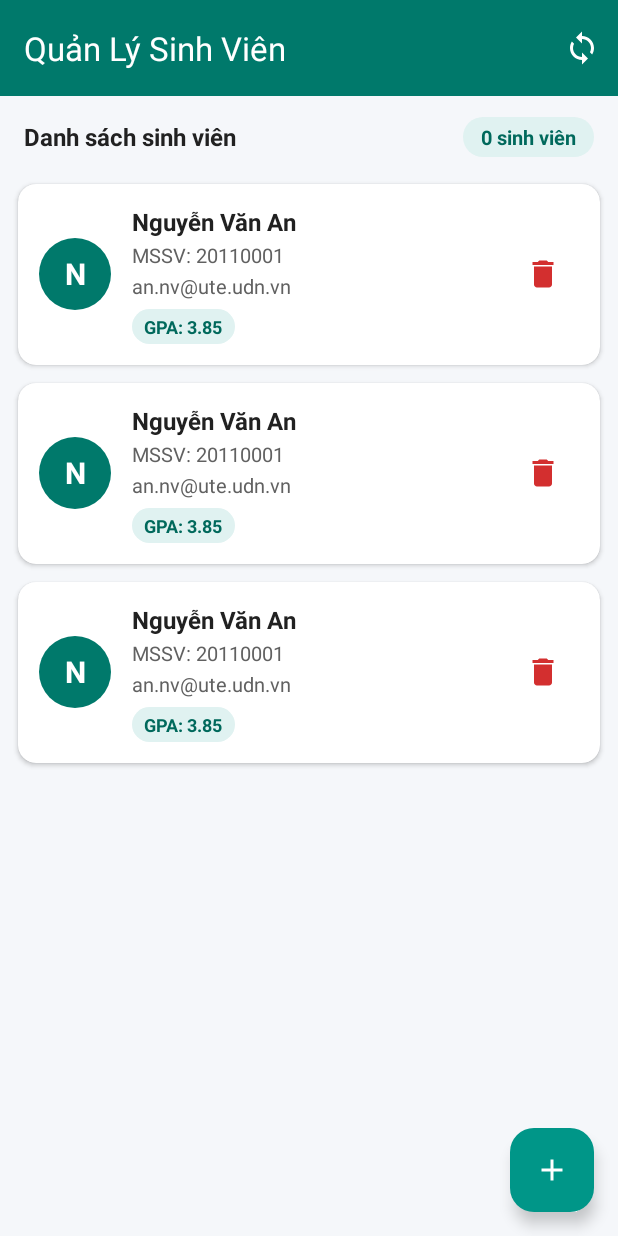
After one commit to trantai2509/lecture9_test, an Android app: the layout fragment_student_list.xml on its own in the app's theme, with its tools: preview values and no code run, on a phone screen of 412 x 824 dp. The commit adds this screen. Run offline under Robolectric (Android 15) with nearby library versions, the phone set to English and light mode, and no system bars.

Commit message:
Thiet ke giao dien item va xay dung StudentAdapter

```diff
--- /dev/null
+++ b/app/src/main/java/ute/udn/bt_lecture9/ui/adapter/StudentAdapter.kt
@@ -0,0 +1,55 @@
+package ute.udn.bt_lecture9.ui.adapter
+
+import android.view.LayoutInflater
+import android.view.ViewGroup
+import androidx.recyclerview.widget.DiffUtil
+import androidx.recyclerview.widget.ListAdapter
+import androidx.recyclerview.widget.RecyclerView
+import ute.udn.bt_lecture9.databinding.ItemStudentRoomBinding
+import ute.udn.bt_lecture9.model.Student
+import java.util.Locale
+
+/**
+ * ListAdapter tối ưu hiệu năng RecyclerView nhờ DiffUtil tự tính toán sai khác trên luồng nền.
+ * Không lưu trữ Activity Context để tránh rò rỉ bộ nhớ.
+ */
+class StudentAdapter(
+    private val onStudentClick: (Student) -> Unit,
+    private val onDeleteClick: (Student) -> Unit
+) : ListAdapter<Student, StudentAdapter.StudentViewHolder>(StudentDiffCallback()) {
+
+    override fun onCreateViewHolder(parent: ViewGroup, viewType: Int): StudentViewHolder {
+        val binding = ItemStudentRoomBinding.inflate(
+            LayoutInflater.from(parent.context), parent, false
+        )
+        return StudentViewHolder(binding)
+    }
+
+    override fun onBindViewHolder(holder: StudentViewHolder, position: Int) {
+        holder.bind(getItem(position))
+    }
+
+    inner class StudentViewHolder(
+        private val binding: ItemStudentRoomBinding
+    ) : RecyclerView.ViewHolder(binding.root) {
+
+        fun bind(student: Student) {
+            binding.tvFullName.text = student.fullName
+            binding.tvStudentCode.text = "MSSV: ${student.studentCode}"
+            binding.tvEmail.text = student.email
+            binding.tvGpa.text = "GPA: ${String.format(Locale.US, "%.2f", student.gpa)}"
+            binding.tvAvatar.text = student.fullName.trim().take(1).uppercase().ifEmpty { "?" }
+
+            binding.root.setOnClickListener { onStudentClick(student) }
+            binding.btnDelete.setOnClickListener { onDeleteClick(student) }
+        }
+    }
+
+    class StudentDiffCallback : DiffUtil.ItemCallback<Student>() {
+        override fun areItemsTheSame(oldItem: Student, newItem: Student): Boolean =
+            oldItem.id == newItem.id
+
+        override fun areContentsTheSame(oldItem: Student, newItem: Student): Boolean =
+            oldItem == newItem
+    }
+}
--- /dev/null
+++ b/app/src/main/res/drawable/bg_avatar_circle.xml
@@ -0,0 +1,5 @@
+<?xml version="1.0" encoding="utf-8"?>
+<shape xmlns:android="http://schemas.android.com/apk/res/android"
+    android:shape="oval">
+    <solid android:color="@color/primary_teal" />
+</shape>
--- /dev/null
+++ b/app/src/main/res/drawable/bg_count_badge.xml
@@ -0,0 +1,6 @@
+<?xml version="1.0" encoding="utf-8"?>
+<shape xmlns:android="http://schemas.android.com/apk/res/android"
+    android:shape="rectangle">
+    <solid android:color="@color/count_badge_bg" />
+    <corners android:radius="16dp" />
+</shape>
--- /dev/null
+++ b/app/src/main/res/drawable/bg_gpa_badge.xml
@@ -0,0 +1,6 @@
+<?xml version="1.0" encoding="utf-8"?>
+<shape xmlns:android="http://schemas.android.com/apk/res/android"
+    android:shape="rectangle">
+    <solid android:color="@color/gpa_badge_bg" />
+    <corners android:radius="12dp" />
+</shape>
--- /dev/null
+++ b/app/src/main/res/drawable/ic_add.xml
@@ -0,0 +1,10 @@
+<?xml version="1.0" encoding="utf-8"?>
+<vector xmlns:android="http://schemas.android.com/apk/res/android"
+    android:width="24dp"
+    android:height="24dp"
+    android:viewportWidth="24"
+    android:viewportHeight="24">
+    <path
+        android:fillColor="@color/white"
+        android:pathData="M19,13h-6v6h-2v-6H5v-2h6V5h2v6h6v2z" />
+</vector>
--- /dev/null
+++ b/app/src/main/res/drawable/ic_cloud_sync.xml
@@ -0,0 +1,10 @@
+<?xml version="1.0" encoding="utf-8"?>
+<vector xmlns:android="http://schemas.android.com/apk/res/android"
+    android:width="24dp"
+    android:height="24dp"
+    android:viewportWidth="24"
+    android:viewportHeight="24">
+    <path
+        android:fillColor="@color/white"
+        android:pathData="M12,4V1L8,5l4,4V6c3.31,0 6,2.69 6,6 0,1.01 -0.25,1.97 -0.7,2.8l1.46,1.46C19.54,15.03 20,13.57 20,12c0,-4.42 -3.58,-8 -8,-8zm0,14c-3.31,0 -6,-2.69 -6,-6 0,-1.01 0.25,-1.97 0.7,-2.8L5.24,7.74C4.46,8.97 4,10.43 4,12c0,4.42 3.58,8 8,8v3l4,-4 -4,-4v3z" />
+</vector>
--- /dev/null
+++ b/app/src/main/res/drawable/ic_delete.xml
@@ -0,0 +1,10 @@
+<?xml version="1.0" encoding="utf-8"?>
+<vector xmlns:android="http://schemas.android.com/apk/res/android"
+    android:width="24dp"
+    android:height="24dp"
+    android:viewportWidth="24"
+    android:viewportHeight="24">
+    <path
+        android:fillColor="@color/delete_red"
+        android:pathData="M6,19c0,1.1 0.9,2 2,2h8c1.1,0 2,-0.9 2,-2V7H6v12zM19,4h-3.5l-1,-1h-5l-1,1H5v2h14V4z" />
+</vector>
--- /dev/null
+++ b/app/src/main/res/drawable/ic_empty_students.xml
@@ -0,0 +1,10 @@
+<?xml version="1.0" encoding="utf-8"?>
+<vector xmlns:android="http://schemas.android.com/apk/res/android"
+    android:width="64dp"
+    android:height="64dp"
+    android:viewportWidth="24"
+    android:viewportHeight="24">
+    <path
+        android:fillColor="@color/text_secondary"
+        android:pathData="M12,3L1,9l4,2.18v6L12,21l7,-3.82v-6l2,-1.09V17h2V9L12,3zm6.82,6L12,12.72 5.18,9 12,5.28 18.82,9zM17,15.99l-5,2.73 -5,-2.73v-3.72L12,15l5,-2.73v3.72z" />
+</vector>
--- a/app/src/main/res/layout/activity_main.xml
+++ b/app/src/main/res/layout/activity_main.xml
@@ -1,19 +1,14 @@
 <?xml version="1.0" encoding="utf-8"?>
-<androidx.constraintlayout.widget.ConstraintLayout xmlns:android="http://schemas.android.com/apk/res/android"
-    xmlns:app="http://schemas.android.com/apk/res-auto"
+<FrameLayout xmlns:android="http://schemas.android.com/apk/res/android"
     xmlns:tools="http://schemas.android.com/tools"
     android:id="@+id/main"
     android:layout_width="match_parent"
     android:layout_height="match_parent"
-    tools:context=".MainActivity">
+    tools:context=".ui.MainActivity">
 
-    <TextView
-        android:layout_width="wrap_content"
-        android:layout_height="wrap_content"
-        android:text="Hello World!"
-        app:layout_constraintBottom_toBottomOf="parent"
-        app:layout_constraintEnd_toEndOf="parent"
-        app:layout_constraintStart_toStartOf="parent"
-        app:layout_constraintTop_toTopOf="parent" />
+    <androidx.fragment.app.FragmentContainerView
+        android:id="@+id/fragment_container_view"
+        android:layout_width="match_parent"
+        android:layout_height="match_parent" />
 
-</androidx.constraintlayout.widget.ConstraintLayout>
+</FrameLayout>
--- /dev/null
+++ b/app/src/main/res/layout/fragment_student_list.xml
@@ -0,0 +1,126 @@
+<?xml version="1.0" encoding="utf-8"?>
+<androidx.coordinatorlayout.widget.CoordinatorLayout xmlns:android="http://schemas.android.com/apk/res/android"
+    xmlns:app="http://schemas.android.com/apk/res-auto"
+    xmlns:tools="http://schemas.android.com/tools"
+    android:layout_width="match_parent"
+    android:layout_height="match_parent"
+    android:background="@color/surface_bg">
+
+    <com.google.android.material.appbar.AppBarLayout
+        android:layout_width="match_parent"
+        android:layout_height="wrap_content">
+
+        <com.google.android.material.appbar.MaterialToolbar
+            android:id="@+id/toolbar"
+            android:layout_width="match_parent"
+            android:layout_height="?attr/actionBarSize"
+            android:background="@color/primary_teal"
+            app:menu="@menu/menu_student_list"
+            app:title="@string/title_student_list"
+            app:titleTextColor="@color/white" />
+
+    </com.google.android.material.appbar.AppBarLayout>
+
+    <LinearLayout
+        android:layout_width="match_parent"
+        android:layout_height="match_parent"
+        android:orientation="vertical"
+        app:layout_behavior="@string/appbar_scrolling_view_behavior">
+
+        <!-- Thanh tiêu đề danh sách và badge số lượng sinh viên -->
+        <LinearLayout
+            android:layout_width="match_parent"
+            android:layout_height="wrap_content"
+            android:gravity="center_vertical"
+            android:orientation="horizontal"
+            android:paddingHorizontal="16dp"
+            android:paddingTop="14dp"
+            android:paddingBottom="8dp">
+
+            <TextView
+                android:layout_width="0dp"
+                android:layout_height="wrap_content"
+                android:layout_weight="1"
+                android:text="@string/label_student_list"
+                android:textColor="@color/text_primary"
+                android:textSize="16sp"
+                android:textStyle="bold" />
+
+            <TextView
+                android:id="@+id/tvStudentCountBadge"
+                android:layout_width="wrap_content"
+                android:layout_height="wrap_content"
+                android:background="@drawable/bg_count_badge"
+                android:paddingHorizontal="12dp"
+                android:paddingVertical="4dp"
+                android:text="0 sinh viên"
+                android:textColor="@color/gpa_badge_text"
+                android:textSize="13sp"
+                android:textStyle="bold" />
+        </LinearLayout>
+
+        <FrameLayout
+            android:layout_width="match_parent"
+            android:layout_height="0dp"
+            android:layout_weight="1">
+
+            <androidx.recyclerview.widget.RecyclerView
+                android:id="@+id/rvStudents"
+                android:layout_width="match_parent"
+                android:layout_height="match_parent"
+                android:clipToPadding="false"
+                android:paddingTop="4dp"
+                android:paddingBottom="88dp"
+                tools:listitem="@layout/item_student_room" />
+
+            <!-- Trạng thái rỗng khi chưa có sinh viên -->
+            <LinearLayout
+                android:id="@+id/layoutEmpty"
+                android:layout_width="match_parent"
+                android:layout_height="match_parent"
+                android:gravity="center"
+                android:orientation="vertical"
+                android:padding="24dp"
+                android:visibility="gone">
+
+                <ImageView
+                    android:layout_width="72dp"
+                    android:layout_height="72dp"
+                    android:contentDescription="@null"
+                    android:src="@drawable/ic_empty_students" />
+
+                <TextView
+                    android:layout_width="wrap_content"
+                    android:layout_height="wrap_content"
+                    android:layout_marginTop="12dp"
+                    android:text="@string/empty_title"
+                    android:textColor="@color/text_primary"
+                    android:textSize="17sp"
+                    android:textStyle="bold" />
+
+                <TextView
+                    android:layout_width="wrap_content"
+                    android:layout_height="wrap_content"
+                    android:layout_marginTop="4dp"
+                    android:gravity="center"
+                    android:text="@string/empty_subtitle"
+                    android:textColor="@color/text_secondary"
+                    android:textSize="14sp" />
+            </LinearLayout>
+
+        </FrameLayout>
+
+    </LinearLayout>
+
+    <com.google.android.material.floatingactionbutton.FloatingActionButton
+        android:id="@+id/fabAdd"
+        android:layout_width="wrap_content"
+        android:layout_height="wrap_content"
+        android:layout_gravity="bottom|end"
+        android:layout_margin="16dp"
+        android:contentDescription="@string/cd_add_student"
+        android:src="@drawable/ic_add"
+        app:backgroundTint="@color/teal_accent"
+        app:tint="@color/white" />
+
+</androidx.coordinatorlayout.widget.CoordinatorLayout>
--- /dev/null
+++ b/app/src/main/res/layout/item_student_room.xml
@@ -0,0 +1,101 @@
+<?xml version="1.0" encoding="utf-8"?>
+<com.google.android.material.card.MaterialCardView xmlns:android="http://schemas.android.com/apk/res/android"
+    xmlns:app="http://schemas.android.com/apk/res-auto"
+    xmlns:tools="http://schemas.android.com/tools"
+    android:layout_width="match_parent"
+    android:layout_height="wrap_content"
+    android:layout_marginHorizontal="12dp"
+    android:layout_marginVertical="6dp"
+    android:clickable="true"
+    android:focusable="true"
+    app:cardBackgroundColor="@color/card_bg"
+    app:cardCornerRadius="12dp"
+    app:cardElevation="2dp"
+    app:strokeWidth="0dp">
+
+    <LinearLayout
+        android:layout_width="match_parent"
+        android:layout_height="wrap_content"
+        android:gravity="center_vertical"
+        android:orientation="horizontal"
+        android:padding="14dp">
+
+        <!-- Avatar chữ cái đầu -->
+        <TextView
+            android:id="@+id/tvAvatar"
+            android:layout_width="48dp"
+            android:layout_height="48dp"
+            android:background="@drawable/bg_avatar_circle"
+            android:gravity="center"
+            android:textColor="@color/white"
+            android:textSize="20sp"
+            android:textStyle="bold"
+            tools:text="N" />
+
+        <!-- Thông tin sinh viên -->
+        <LinearLayout
+            android:layout_width="0dp"
+            android:layout_height="wrap_content"
+            android:layout_marginStart="14dp"
+            android:layout_marginEnd="8dp"
+            android:layout_weight="1"
+            android:orientation="vertical">
+
+            <TextView
+                android:id="@+id/tvFullName"
+                android:layout_width="match_parent"
+                android:layout_height="wrap_content"
+                android:ellipsize="end"
+                android:maxLines="1"
+                android:textColor="@color/text_primary"
+                android:textSize="16sp"
+                android:textStyle="bold"
+                tools:text="Nguyễn Văn An" />
+
+            <TextView
+                android:id="@+id/tvStudentCode"
+                android:layout_width="match_parent"
+                android:layout_height="wrap_content"
+                android:layout_marginTop="2dp"
+                android:textColor="@color/text_secondary"
+                android:textSize="13sp"
+                tools:text="MSSV: 20110001" />
+
+            <TextView
+                android:id="@+id/tvEmail"
+                android:layout_width="match_parent"
+                android:layout_height="wrap_content"
+                android:layout_marginTop="2dp"
+                android:ellipsize="end"
+                android:maxLines="1"
+                android:textColor="@color/text_secondary"
+                android:textSize="13sp"
+                tools:text="an.nv@ute.udn.vn" />
+
+            <TextView
+                android:id="@+id/tvGpa"
+                android:layout_width="wrap_content"
+                android:layout_height="wrap_content"
+                android:layout_marginTop="6dp"
+                android:background="@drawable/bg_gpa_badge"
+                android:paddingHorizontal="8dp"
+                android:paddingVertical="3dp"
+                android:textColor="@color/gpa_badge_text"
+                android:textSize="12sp"
+                android:textStyle="bold"
+                tools:text="GPA: 3.85" />
+        </LinearLayout>
+
+        <!-- Nút xóa sinh viên -->
+        <ImageButton
+            android:id="@+id/btnDelete"
+            android:layout_width="48dp"
+            android:layout_height="48dp"
+            android:background="?attr/selectableItemBackgroundBorderless"
+            android:contentDescription="@string/cd_delete_student"
+            android:padding="12dp"
+            android:src="@drawable/ic_delete" />
+
+    </LinearLayout>
+
+</com.google.android.material.card.MaterialCardView>
--- /dev/null
+++ b/app/src/main/res/menu/menu_student_list.xml
@@ -0,0 +1,10 @@
+<?xml version="1.0" encoding="utf-8"?>
+<menu xmlns:android="http://schemas.android.com/apk/res/android"
+    xmlns:app="http://schemas.android.com/apk/res-auto">
+
+    <item
+        android:id="@+id/action_sync"
+        android:icon="@drawable/ic_cloud_sync"
+        android:title="@string/action_sync_cloud"
+        app:showAsAction="always" />
+</menu>
--- a/app/src/main/res/values-night/themes.xml
+++ b/app/src/main/res/values-night/themes.xml
@@ -1,7 +1,7 @@
 <resources xmlns:tools="http://schemas.android.com/tools">
     <!-- Base application theme. -->
     <style name="Base.Theme.Bt_lecture9" parent="Theme.Material3.DayNight.NoActionBar">
-        <!-- Customize your dark theme here. -->
-        <!-- <item name="colorPrimary">@color/my_dark_primary</item> -->
+        <item name="colorPrimary">@color/primary_teal</item>
+        <item name="colorSecondary">@color/teal_accent</item>
     </style>
 </resources>
--- a/app/src/main/res/values/colors.xml
+++ b/app/src/main/res/values/colors.xml
@@ -2,4 +2,15 @@
 <resources>
     <color name="black">#FF000000</color>
     <color name="white">#FFFFFFFF</color>
+    <color name="primary_teal">#FF00796B</color>
+    <color name="primary_teal_dark">#FF004D40</color>
+    <color name="teal_accent">#FF009688</color>
+    <color name="surface_bg">#FFF5F7FA</color>
+    <color name="card_bg">#FFFFFFFF</color>
+    <color name="text_primary">#FF212121</color>
+    <color name="text_secondary">#FF616161</color>
+    <color name="gpa_badge_bg">#FFE0F2F1</color>
+    <color name="gpa_badge_text">#FF00695C</color>
+    <color name="count_badge_bg">#FFE0F2F1</color>
+    <color name="delete_red">#FFD32F2F</color>
 </resources>
--- a/app/src/main/res/values/strings.xml
+++ b/app/src/main/res/values/strings.xml
@@ -1,3 +1,14 @@
 <resources>
-    <string name="app_name">bt_lecture9</string>
+    <string name="app_name">StudentMVVM</string>
+    <string name="title_student_list">Quản Lý Sinh Viên</string>
+    <string name="label_student_list">Danh sách sinh viên</string>
+    <string name="action_sync_cloud">Đồng bộ Cloud</string>
+    <string name="empty_title">Chưa có sinh viên nào</string>
+    <string name="empty_subtitle">Nhấn nút + bên dưới để thêm sinh viên mới</string>
+    <string name="cd_add_student">Thêm sinh viên mới</string>
+    <string name="cd_delete_student">Xóa sinh viên</string>
+    <string name="hint_full_name">Họ và tên sinh viên *</string>
+    <string name="hint_student_code">Mã số sinh viên (MSSV) *</string>
+    <string name="hint_email">Email (để trống để tự tạo)</string>
+    <string name="hint_gpa">Điểm GPA (0.0 - 4.0) *</string>
 </resources>
--- a/app/src/main/res/values/themes.xml
+++ b/app/src/main/res/values/themes.xml
@@ -1,8 +1,8 @@
 <resources xmlns:tools="http://schemas.android.com/tools">
     <!-- Base application theme. -->
     <style name="Base.Theme.Bt_lecture9" parent="Theme.Material3.DayNight.NoActionBar">
-        <!-- Customize your light theme here. -->
-        <!-- <item name="colorPrimary">@color/my_light_primary</item> -->
+        <item name="colorPrimary">@color/primary_teal</item>
+        <item name="colorSecondary">@color/teal_accent</item>
     </style>
 
     <style name="Theme.Bt_lecture9" parent="Base.Theme.Bt_lecture9" />
```
